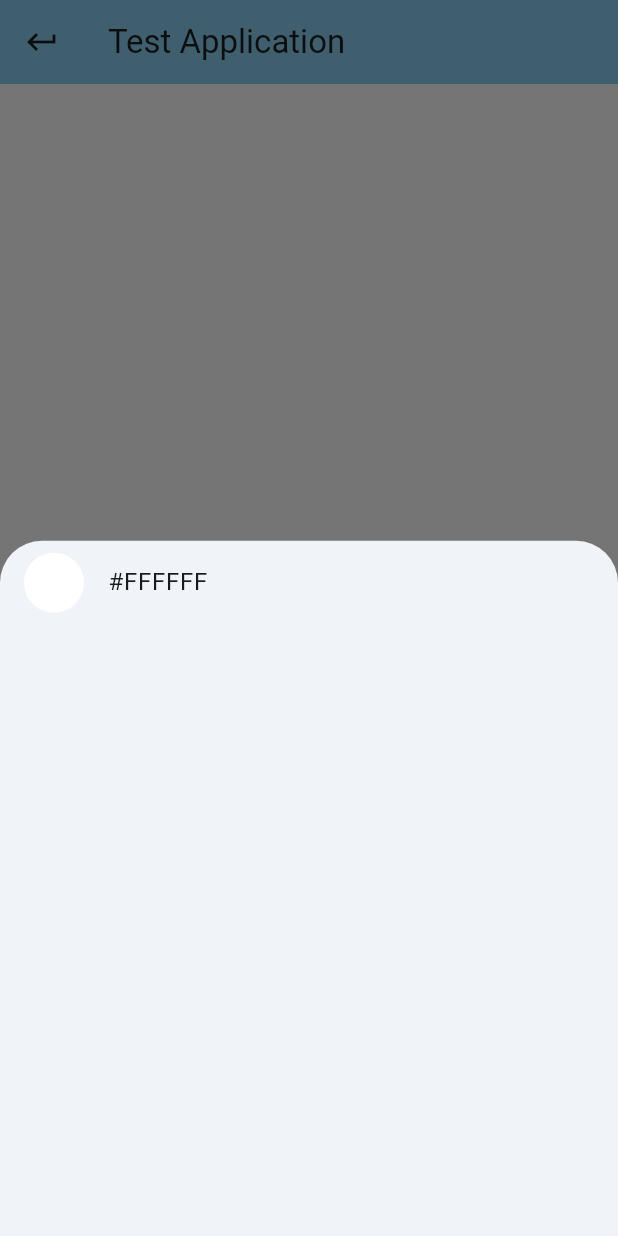
After one commit to Band3er/test-application, a Flutter app: the screen it shows after launch, after a tap on the "history" icon, on a phone screen of 412 x 824 dp. The commit adds this screen. Run offline on Flutter 3.47's test engine with Material 3 defaults, Android fonts, the phone set to English and light mode, and no system bars.

Commit message:
Refactor project structure and add documentation comments

```diff
--- a/lib/my_home_page.dart
+++ b/lib/features/color_changer/presentation/pages/my_home_page.dart
@@ -1,10 +1,18 @@
 import 'dart:math' as math;
 
 import 'package:flutter/material.dart';
+import 'package:test_application/features/color_changer/presentation/widgets/color_history_bottom_sheet.dart';
 
+/// Main page of the application.
+///
+/// Displays a tappable screen that changes background color randomly.
+/// The current and previous colors are stored in a history list, which
+/// can be viewed from a floating action button.
 class MyHomePage extends StatefulWidget {
+  /// Creates a [MyHomePage] with the given [title].
   const MyHomePage({required this.title, super.key});
 
+  /// Title displayed in the app bar.
   final String title;
 
   @override
@@ -14,6 +22,8 @@ class MyHomePage extends StatefulWidget {
 class _MyHomePageState extends State<MyHomePage> {
   final List<Color> _colorHistory = <Color>[Colors.white];
   final math.Random _random = math.Random();
+
+  static const int _fullOpacity = 0xFF;
 
   @override
   Widget build(BuildContext context) {
@@ -51,6 +61,25 @@ class _MyHomePageState extends State<MyHomePage> {
           ),
         ),
       ),
+      floatingActionButton: FloatingActionButton(
+        tooltip: "View color history",
+        onPressed: _showColorHistory,
+        child: const Icon(Icons.history),
+      ),
+    );
+  }
+
+  void _showColorHistory() {
+    showModalBottomSheet<void>(
+      context: context,
+      builder: (_) => ColorHistoryBottomSheet(
+        colors: _colorHistory,
+        onColorSelected: (color) {
+          setState(() {
+            _colorHistory.add(color);
+          });
+        },
+      ),
     );
   }
 
@@ -61,8 +90,7 @@ class _MyHomePageState extends State<MyHomePage> {
     final int green = (colorInt >> 8) & 0xFF;
     final int blue = colorInt & 0xFF;
 
-    // ignore: no_magic_number
-    final Color newColor = Color.fromARGB(255, red, green, blue);
+    final Color newColor = Color.fromARGB(_fullOpacity, red, green, blue);
 
     setState(() {
       _colorHistory.add(newColor);
--- /dev/null
+++ b/lib/features/color_changer/presentation/utils/color_utils.dart
@@ -0,0 +1,18 @@
+import 'package:flutter/material.dart';
+
+/// Utility class for color-related operations.
+class ColorUtils {
+  static const int _hexRadix = 16;
+  static const int _rgbHexLength = 6;
+  static const int _rgbMask = 0xFFFFFF;
+
+  /// Converts a [Color] to a hexadecimal string in the format RRGGBB.
+  static String hexFromColor(Color color) {
+    final int rgb = color.toARGB32() & _rgbMask;
+
+    return rgb
+        .toRadixString(_hexRadix)
+        .padLeft(_rgbHexLength, '0')
+        .toUpperCase();
+  }
+}
--- /dev/null
+++ b/lib/features/color_changer/presentation/widgets/color_history_bottom_sheet.dart
@@ -0,0 +1,42 @@
+import 'package:flutter/material.dart';
+import 'package:test_application/features/color_changer/presentation/utils/color_utils.dart';
+
+/// A bottom sheet widget that displays the history of colors.
+///
+/// Allows the user to tap a color to reapply it to the main screen.
+class ColorHistoryBottomSheet extends StatelessWidget {
+  /// Creates a [ColorHistoryBottomSheet].
+  ///
+  /// Requires a list of [colors] and a callback [onColorSelected].
+  const ColorHistoryBottomSheet({
+    required this.colors,
+    required this.onColorSelected,
+    super.key,
+  });
+
+  ///  List of previously used colors.
+  final List<Color> colors;
+
+  /// Callback invoked when a color is selected from the list.
+  final ValueChanged<Color> onColorSelected;
+
+  @override
+  Widget build(BuildContext context) {
+    return ListView.builder(
+      itemCount: colors.length,
+      itemBuilder: (context, index) {
+        final color = colors[index];
+        final hex = ColorUtils.hexFromColor(color);
+
+        return ListTile(
+          leading: CircleAvatar(backgroundColor: color),
+          title: Text('#$hex'),
+          onTap: () {
+            onColorSelected(color);
+            Navigator.pop(context);
+          },
+        );
+      },
+    );
+  }
+}
```
Also changed, not shown: lib/my_app.dart (+6 -1 lines), 1 other file.
